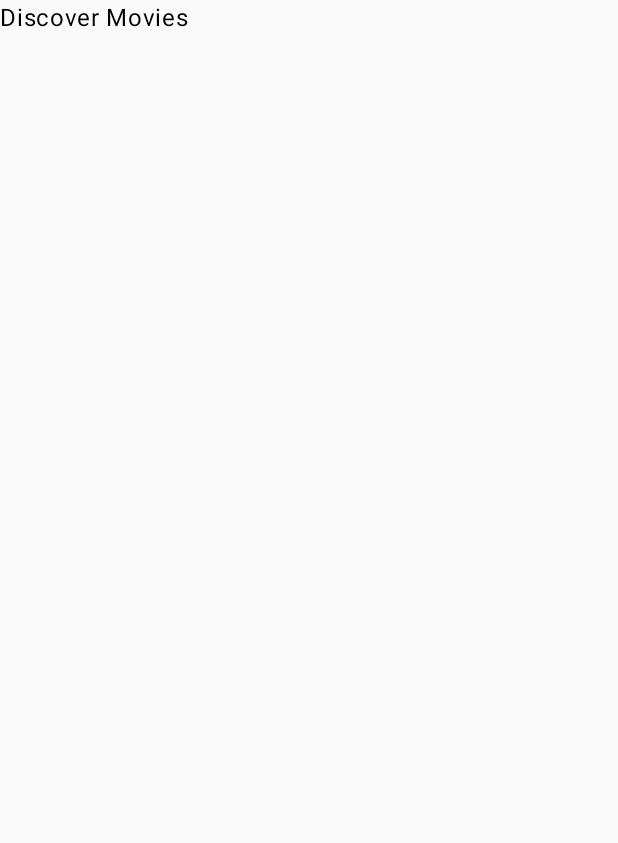
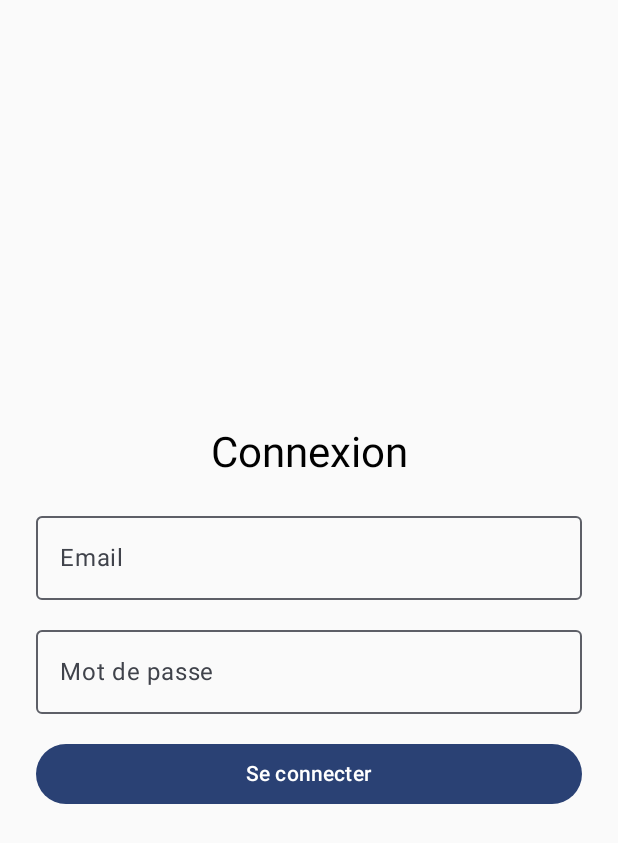
Before and after one commit to KushBhushan/Projet-application-mobile, an Android app built with Jetpack Compose: the HomeScreen screen opened through its navigation route, on a phone screen of 412 x 824 dp. Before the commit the part shown is almost empty. Shown: the top 843 px of the screen. Run offline under Robolectric (Android 15) with nearby library versions, the phone set to English and light mode, and no system bars.

Commit message:
connexion dans HomeScreen.kt  et AppNavigation

```diff
--- a/MovieApp/app/src/main/java/com/example/movieapp/ui/navigation/AppNavigation.kt
+++ b/MovieApp/app/src/main/java/com/example/movieapp/ui/navigation/AppNavigation.kt
@@ -1,4 +1,3 @@
-
 package com.example.movieapp.ui.navigation
 
 import androidx.compose.runtime.Composable
@@ -23,14 +22,8 @@ fun AppNavigation() {
         startDestination = MovieAppScreen.Home.name
     ) {
 
-        composable(MovieAppScreen.Home.name) {
-            HomeScreen(
-                onMovieClick = { id ->
-                    navController.navigate(
-                        "${MovieAppScreen.Details.name}/$id"
-                    )
-                }
-            )
+        composable(route = MovieAppScreen.Home.name) {
+            HomeScreen()
         }
 
         composable(MovieAppScreen.Search.name) {
--- a/MovieApp/app/src/main/java/com/example/movieapp/ui/screens/HomeScreen.kt
+++ b/MovieApp/app/src/main/java/com/example/movieapp/ui/screens/HomeScreen.kt
@@ -1,12 +1,67 @@
 package com.example.movieapp.ui.screens
 
-
-import androidx.compose.material3.Text
-import androidx.compose.runtime.Composable
+import androidx.compose.foundation.layout.*
+import androidx.compose.material3.*
+import androidx.compose.runtime.*
+import androidx.compose.ui.Alignment
+import androidx.compose.ui.Modifier
+import androidx.compose.ui.text.input.PasswordVisualTransformation
+import androidx.compose.ui.unit.dp
 
 @Composable
-fun HomeScreen(
-    onMovieClick: (Int) -> Unit
-) {
-    Text(text = "Discover Movies")
+fun HomeScreen() {
+    var email by remember { mutableStateOf("") }
+    var password by remember { mutableStateOf("") }
+    var message by remember { mutableStateOf("") }
+
+    Column(
+        modifier = Modifier
+            .fillMaxSize()
+            .padding(24.dp),
+        horizontalAlignment = Alignment.CenterHorizontally,
+        verticalArrangement = Arrangement.Center
+    ) {
+        Text("Connexion", style = MaterialTheme.typography.headlineMedium)
+
+        Spacer(modifier = Modifier.height(16.dp))
+
+        OutlinedTextField(
+            value = email,
+            onValueChange = { email = it; message = "" },
+            label = { Text("Email") },
+            singleLine = true,
+            modifier = Modifier.fillMaxWidth()
+        )
+
+        Spacer(modifier = Modifier.height(12.dp))
+
+        OutlinedTextField(
+            value = password,
+            onValueChange = { password = it; message = "" },
+            label = { Text("Mot de passe") },
+            visualTransformation = PasswordVisualTransformation(),
+            singleLine = true,
+            modifier = Modifier.fillMaxWidth()
+        )
+
+        Spacer(modifier = Modifier.height(16.dp))
+
+        Button(
+            onClick = {
+                message = if (email.isBlank() || password.isBlank()) {
+                    "Remplis tous les champs"
+                } else {
+                    "Connecté !"
+                }
+            },
+            modifier = Modifier.fillMaxWidth()
+        ) {
+            Text("Se connecter")
+        }
+
+        if (message.isNotEmpty()) {
+            Spacer(modifier = Modifier.height(12.dp))
+            Text(message)
+        }
+    }
 }
```
